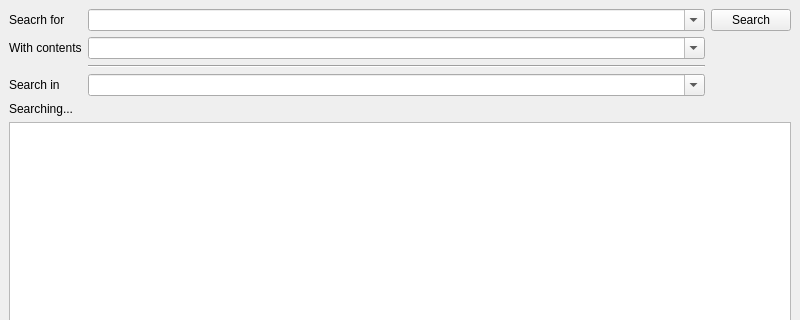
Qt form qt-app/src/filessearchdialog/cfilessearchwindow.ui (VioletGiraffe/file-commander) before a commit; both pictures show x 0 to 800 and y 0 to 320 of the 800 by 600 pixel window.
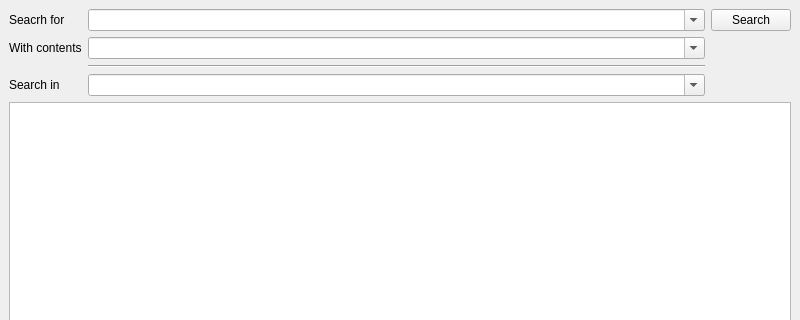
The same form after that commit. Custom widgets are drawn as their Qt base class.

Patch:
```diff
--- a/qt-app/src/filessearchdialog/cfilessearchwindow.ui
+++ b/qt-app/src/filessearchdialog/cfilessearchwindow.ui
@@ -78,13 +78,6 @@
       </item>
      </layout>
     </item>
-    <item>
-     <widget class="QLabel" name="progressLabel">
-      <property name="text">
-       <string>Searching...</string>
-      </property>
-     </widget>
-    </item>
     <item>
      <widget class="QListWidget" name="resultsList"/>
     </item>
```
Left out of the diff: 2 changed lines with no effect on the pictures.
